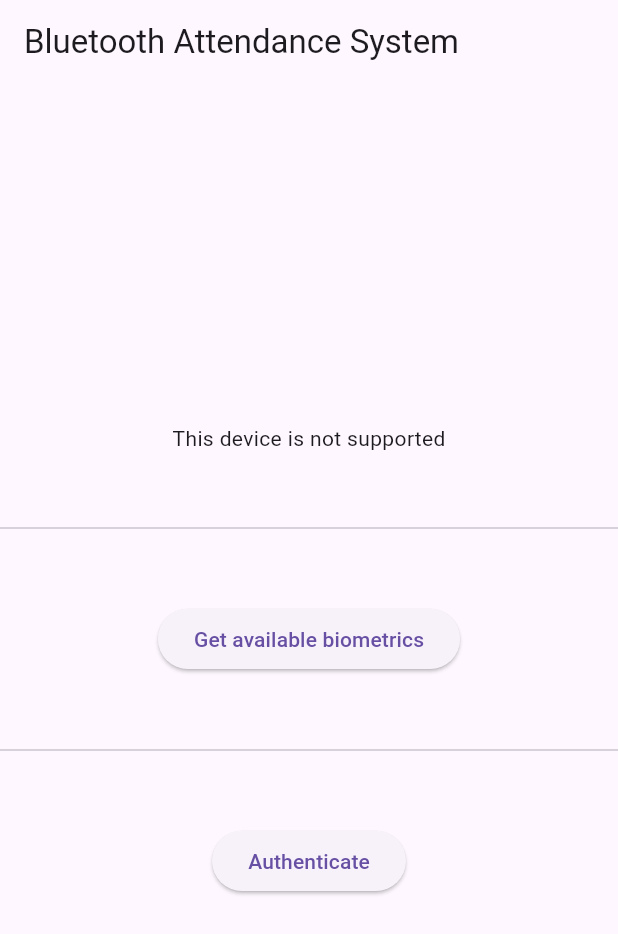
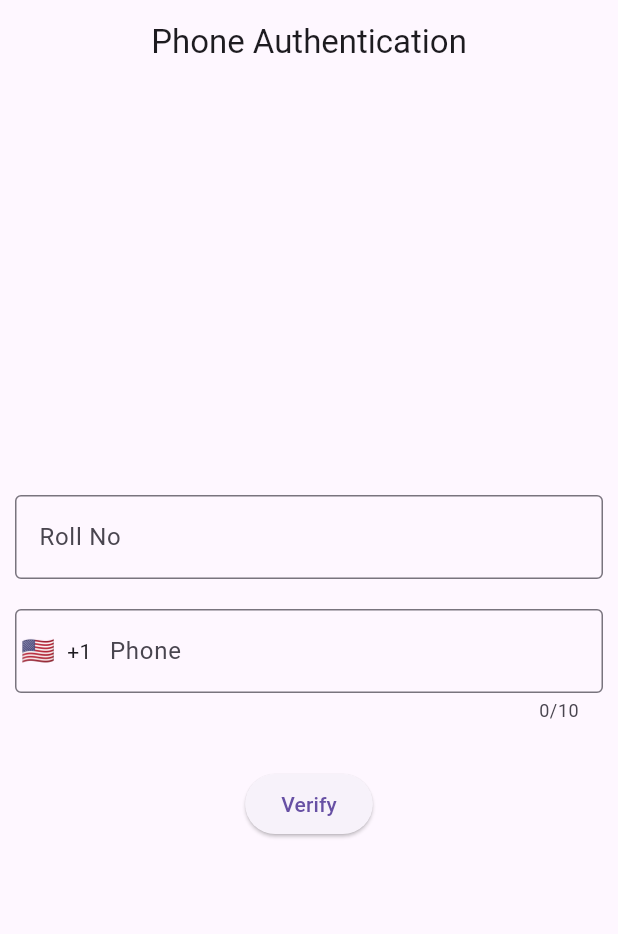
Before and after one commit to triple-a-projects/BLE_Proximity, a Flutter app: the screen it shows after launch, on a phone screen of 412 x 824 dp. Shown: the top 934 px of the screen. Run offline on Flutter 3.47's test engine with Material 3 defaults, Android fonts, the phone set to English and light mode, and no system bars; drawn by our look-alikes of intl_phone_field; our stand-ins replace cloud_firestore, firebase_auth, firebase_core, hex, local_auth; missing offline and left inert: flutter_ble_peripheral; accounts and stored records are empty.

Commit message:
auth and login

```diff
--- a/lib/login.dart
+++ b/lib/login.dart
@@ -1,3 +1,4 @@
+import 'package:ble_advertiser/main.dart';
 import 'package:flutter/material.dart';
 import 'package:flutter/services.dart';
 import 'package:local_auth/local_auth.dart';
@@ -33,16 +34,16 @@ class _LoginPageState extends State<LoginPage> {
         body: Column(
           mainAxisAlignment: MainAxisAlignment.center,
           children: <Widget>[
-            if (_supportState)
-              const Text('This device is supported')
-            else
-              const Text('This device is not supported'),
-            const Divider(
-              height: 100,
-            ),
-            ElevatedButton(
-                onPressed: _getAvailableBiometrics,
-                child: const Text("Get available biometrics")),
+            // if (_supportState)
+            //   const Text('This device is supported')
+            // else
+            //   const Text('This device is not supported'),
+            // const Divider(
+            //   height: 100,
+            // ),
+            // ElevatedButton(
+            //     onPressed: _getAvailableBiometrics,
+            //     child: const Text("Get available biometrics")),
             const Divider(
               height: 100,
             ),
@@ -63,6 +64,14 @@ class _LoginPageState extends State<LoginPage> {
           ));
 
       print('Authenticated: $authenticated');
+      if (authenticated) {
+        // Navigate to the main page
+        Navigator.pushAndRemoveUntil(
+          context,
+          MaterialPageRoute(builder: (context) => MyHomePage()),
+          (route) => false,
+        );
+      }
     } on PlatformException catch (e) {
       print(e);
     }
--- a/lib/main.dart
+++ b/lib/main.dart
@@ -1,6 +1,7 @@
 import 'dart:convert';
 import 'dart:typed_data';
 import 'dart:async';
+import 'package:ble_advertiser/phone_auth.dart';
 import 'package:firebase_core/firebase_core.dart';
 
 import 'firebase_options.dart';
@@ -29,7 +30,7 @@ class MyApp extends StatelessWidget {
       theme: ThemeData(
         primarySwatch: Colors.blue,
       ),
-      home: LoginPage(),
+      home: PhoneAuth(),
     );
   }
 }
@@ -62,16 +63,6 @@ class _MyHomePageState extends State<MyHomePage> {
         body: ListView(
           padding: const EdgeInsets.all(8),
           children: <Widget>[
-            Container(
-              height: 50,
-              child: TextField(
-                decoration: const InputDecoration(
-                  labelText: 'Enter Roll Number',
-                  border: OutlineInputBorder(),
-                ),
-                controller: rollNumberController,
-              ),
-            ),
             Container(
               child: TextButton(
                 onPressed: () {
--- /dev/null
+++ b/lib/phone_auth.dart
@@ -0,0 +1,162 @@
+import 'package:ble_advertiser/login.dart';
+import 'package:flutter/material.dart';
+import 'package:firebase_auth/firebase_auth.dart';
+import 'package:intl_phone_field/countries.dart';
+import 'package:cloud_firestore/cloud_firestore.dart';
+import 'package:intl_phone_field/intl_phone_field.dart';
+
+class PhoneAuth extends StatefulWidget {
+  const PhoneAuth({Key? key}) : super(key: key);
+
+  @override
+  State<PhoneAuth> createState() => _PhoneAuthState();
+}
+
+class _PhoneAuthState extends State<PhoneAuth> {
+  FirebaseAuth auth = FirebaseAuth.instance;
+  final TextEditingController phoneController = TextEditingController();
+  final TextEditingController otpController = TextEditingController();
+  final TextEditingController rollNoController = TextEditingController();
+  String userNumber = '';
+  var otpFieldVisibility = false;
+  var receivedID = '';
+
+  void verifyUserPhoneNumber() {
+    auth.verifyPhoneNumber(
+      phoneNumber: userNumber,
+      verificationCompleted: (PhoneAuthCredential credential) async {
+        await auth.signInWithCredential(credential).then(
+              (value) => print('Logged In Successfully'),
+            );
+      },
+      verificationFailed: (FirebaseAuthException e) {
+        print(e.message);
+      },
+      codeSent: (String verificationId, int? resendToken) {
+        receivedID = verificationId;
+        setState(() {
+          otpFieldVisibility = true;
+        });
+      },
+      codeAutoRetrievalTimeout: (String verificationId) {
+        print('TimeOut');
+      },
+    );
+  }
+
+  Future<void> verifyOTPCode() async {
+    PhoneAuthCredential credential = PhoneAuthProvider.credential(
+      verificationId: receivedID,
+      smsCode: otpController.text,
+    );
+    await auth
+        .signInWithCredential(credential)
+        .then((value) => createUserDocument(value.user!)
+        );
+        Navigator.pushAndRemoveUntil(
+          context,
+          MaterialPageRoute(builder: (context) => LoginPage()),
+          (route) => false,
+        );
+  }
+
+    // Function to create a user document in Firestore
+  Future<void> createUserDocument(User user) async {
+    try {
+      // Reference to the 'users' collection in Firestore
+      CollectionReference users = FirebaseFirestore.instance.collection('users');
+
+      // Create a new document with the user's UID
+      await users.doc(user.uid).set({
+        'rollNo': rollNoController.text,
+        'phoneNo': phoneController.text,
+      });
+
+      print('User document created in Firestore successfully.');
+    } catch (e) {
+      print('Failed to create user document in Firestore: $e');
+    }
+  }
+
+  @override
+  Widget build(BuildContext context) {
+    return MaterialApp(
+      debugShowCheckedModeBanner: false,
+      home: Scaffold(
+        appBar: AppBar(
+          title: const Text(
+            'Phone Authentication',
+          ),
+          centerTitle: true,
+        ),
+        body: Column(
+          mainAxisAlignment: MainAxisAlignment.center,
+          children: [
+            Padding(
+              padding: const EdgeInsets.all(10.0),
+              child: TextField(
+                controller: rollNoController,
+                decoration: const InputDecoration(
+                  hintText: 'Roll Number',
+                  labelText: 'Roll No',
+                  border: OutlineInputBorder(),
+                ),
+              ),
+            ),
+            Padding(
+              padding: const EdgeInsets.all(10.0),
+              child: IntlPhoneField(
+                showDropdownIcon: false,
+                controller: phoneController,
+                countries: const [
+                  Country(
+                    name: "Nepal",
+                    nameTranslations: {},
+                    flag: "🇳🇵",
+                    code: "NP",
+                    dialCode: "977",
+                    minLength: 10,
+                    maxLength: 10,
+                  )
+                ], // Restrict to Nepal
+                decoration: const InputDecoration(
+                  hintText: 'Phone Number',
+                  labelText: 'Phone',
+                  border: OutlineInputBorder(),
+                ),
+                onChanged: (val) {
+                  userNumber = val.completeNumber;
+                },
+              ),
+            ),
+            Padding(
+              padding: const EdgeInsets.all(10.0),
+              child: Visibility(
+                visible: otpFieldVisibility,
+                child: TextField(
+                  controller: otpController,
+                  decoration: const InputDecoration(
+                    hintText: 'OTP Code',
+                    labelText: 'OTP',
+                    border: OutlineInputBorder(),
+                  ),
+                ),
+              ),
+            ),
+            ElevatedButton(
+              onPressed: () {
+                if (otpFieldVisibility) {
+                  verifyOTPCode();
+                } else {
+                  verifyUserPhoneNumber();
+                }
+                FocusManager.instance.primaryFocus?.unfocus();
+              },
+              child: const Text('Verify'),
+            )
+          ],
+        ),
+      ),
+    );
+  }
+}
--- a/pubspec.yaml
+++ b/pubspec.yaml
@@ -16,6 +16,8 @@ dependencies:
   local_auth: ^2.2.0
   firebase_core: ^2.26.0
   firebase_auth: ^4.17.7
+  intl_phone_field: ^3.2.0
+  cloud_firestore: ^4.15.7
 
 dev_dependencies:
   flutter_test:
```
Also changed, not shown: pubspec.lock, 4 other files.
